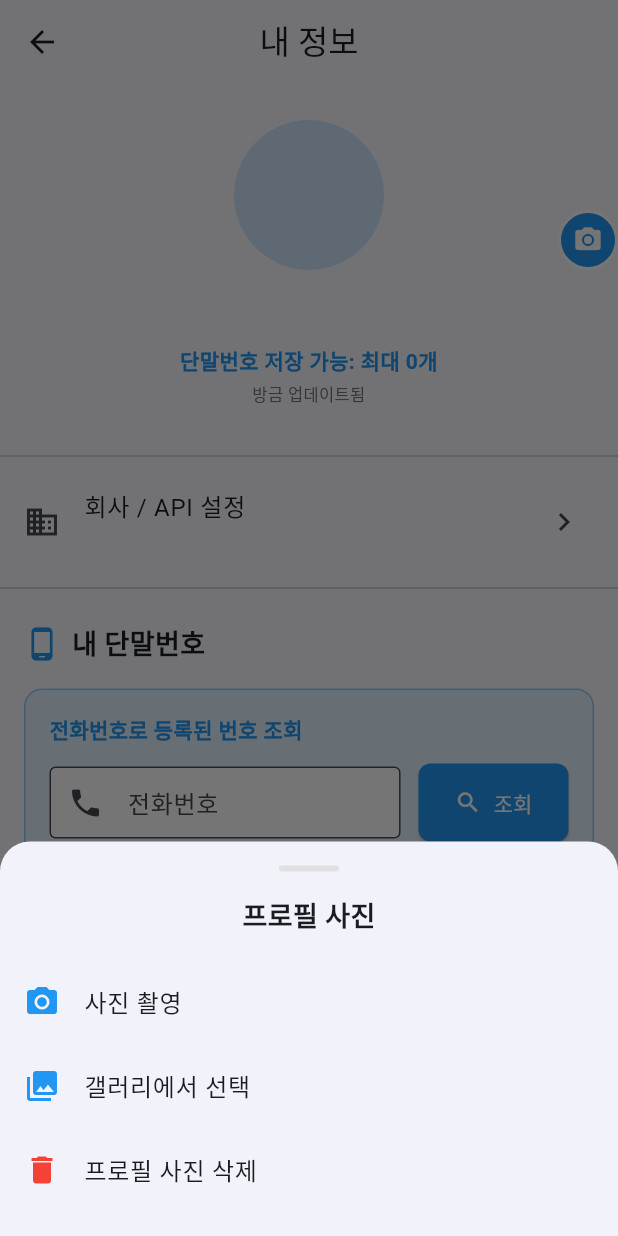
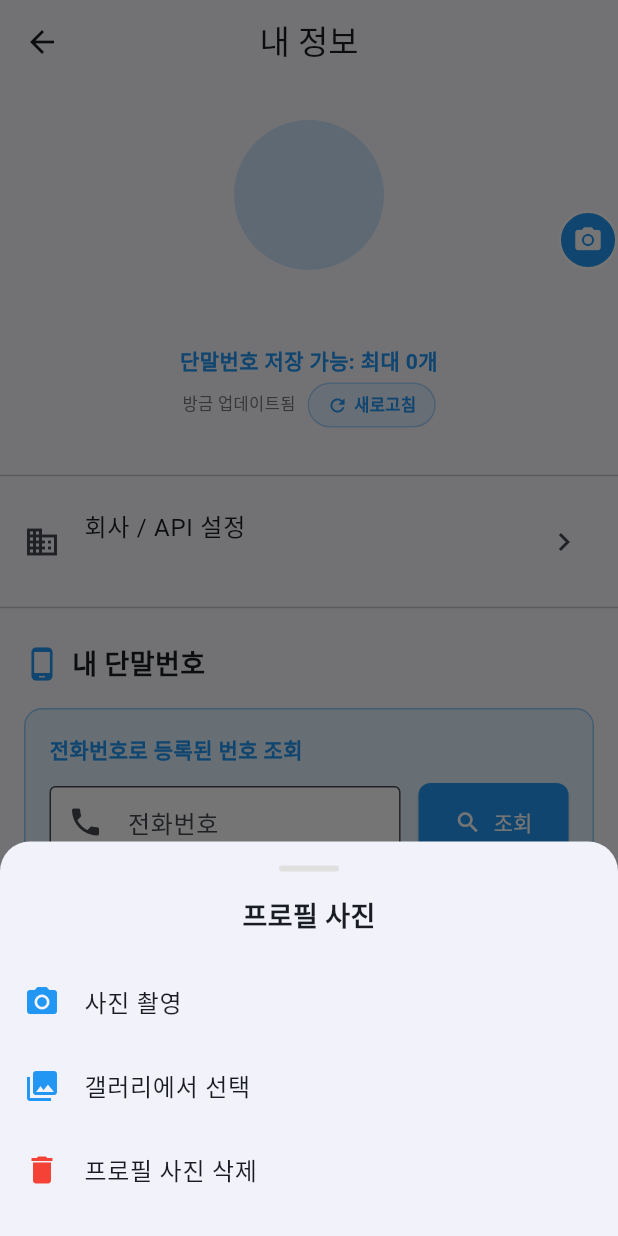
Before and after one commit to ringneck/makecall, a Flutter app: the ProfileTab screen opened directly, after a tap on the "camera alt" icon, on a phone screen of 412 x 824 dp. Run offline on Flutter 3.47's test engine with Material 3 defaults, Android fonts, the phone set to English and light mode, and no system bars; our stand-ins replace cloud_firestore, firebase_auth, firebase_core, firebase_storage, flutter_contacts, image_picker and 3 more; accounts and stored records are empty; network calls fail.

Commit message:
feat: Add manual refresh button for user data update
✨ Features:
- Add stylish manual refresh button next to timestamp in profile tab
- Implement Firestore user data refresh functionality
- Show loading state while refreshing
- Display success/error feedback with SnackBar

🎨 UI Design:
- Compact rounded button with icon and text
- Blue theme matching app color scheme
- Loading spinner animation during refresh
- Disabled state while refreshing (grey color)
- Positioned next to lastMaxExtensionsUpdate timestamp

🔧 Technical Implementation:
- Added _isRefreshing state variable
- Created _handleManualRefresh() method in profile_tab.dart
- Added refreshUserModel() public method in AuthService
- Proper error handling with try-catch
- Mounted check before setState
- User-friendly success/error messages

💡 User Experience:
- Click '새로고침' button to manually update user data from Firestore
- Shows '업데이트 중...' with spinner while loading
- Success message: '정보가 업데이트되었습니다' (green SnackBar)
- Error message with details (red SnackBar)
- Button is disabled during refresh to prevent double-clicks

🎯 Use Case:
- Users can manually refresh maxExtensions and other profile data
- Useful when admin updates user limits in Firestore
- Provides immediate feedback without restarting app
- Updates lastMaxExtensionsUpdate timestamp automatically

```diff
--- a/lib/screens/profile/profile_tab.dart
+++ b/lib/screens/profile/profile_tab.dart
@@ -19,6 +19,7 @@ class ProfileTab extends StatefulWidget {
 
 class _ProfileTabState extends State<ProfileTab> {
   bool _isSearching = false;
+  bool _isRefreshing = false;
   String? _searchError;
   final _phoneNumberController = TextEditingController();
 
@@ -40,6 +41,77 @@ class _ProfileTabState extends State<ProfileTab> {
   void dispose() {
     _phoneNumberController.dispose();
     super.dispose();
+  }
+
+  // 수동 업데이트 핸들러 (Firestore에서 사용자 데이터 새로고침)
+  Future<void> _handleManualRefresh() async {
+    if (_isRefreshing) return;
+
+    setState(() {
+      _isRefreshing = true;
+    });
+
+    try {
+      final authService = context.read<AuthService>();
+      final userId = authService.currentUser?.uid;
+
+      if (userId == null) {
+        if (kDebugMode) {
+          debugPrint('⚠️ 사용자 ID가 없어서 새로고침을 건너뜁니다');
+        }
+        return;
+      }
+
+      // Firestore에서 사용자 데이터 강제 새로고침
+      await authService.refreshUserModel();
+
+      if (kDebugMode) {
+        debugPrint('✅ 사용자 데이터 새로고침 완료');
+      }
+
+      if (mounted) {
+        ScaffoldMessenger.of(context).showSnackBar(
+          const SnackBar(
+            content: Row(
+              children: [
+                Icon(Icons.check_circle, color: Colors.white, size: 20),
+                SizedBox(width: 12),
+                Text('정보가 업데이트되었습니다'),
+              ],
+            ),
+            backgroundColor: Colors.green,
+            behavior: SnackBarBehavior.floating,
+            duration: Duration(seconds: 2),
+          ),
+        );
+      }
+    } catch (e) {
+      if (kDebugMode) {
+        debugPrint('❌ 새로고침 실패: $e');
+      }
+
+      if (mounted) {
+        ScaffoldMessenger.of(context).showSnackBar(
+          SnackBar(
+            content: Row(
+              children: [
+                const Icon(Icons.error_outline, color: Colors.white, size: 20),
+                const SizedBox(width: 12),
+                Expanded(child: Text('업데이트 실패: $e')),
+              ],
+            ),
+            backgroundColor: Colors.red,
+            behavior: SnackBarBehavior.floating,
+          ),
+        );
+      }
+    } finally {
+      if (mounted) {
+        setState(() {
+          _isRefreshing = false;
+        });
+      }
+    }
   }
 
   // 타임스탬프 포맷 함수 (한국어 형식)
@@ -200,7 +272,10 @@ class _ProfileTabState extends State<ProfileTab> {
             ),
           ),
           const SizedBox(height: 4),
-          // 마지막 업데이트 타임스탬프 표시
+          // 마지막 업데이트 타임스탬프 표시 및 수동 업데이트 버튼
+          Row(
+            mainAxisAlignment: MainAxisAlignment.center,
+            children: [
               if (userModel?.lastMaxExtensionsUpdate != null)
                 Text(
                   _formatUpdateTimestamp(userModel!.lastMaxExtensionsUpdate!),
@@ -209,6 +284,61 @@ class _ProfileTabState extends State<ProfileTab> {
                     fontSize: 11,
                     color: Colors.grey[600],
                   ),
+                ),
+              const SizedBox(width: 8),
+              // 수동 업데이트 버튼
+              InkWell(
+                onTap: _isRefreshing ? null : _handleManualRefresh,
+                borderRadius: BorderRadius.circular(20),
+                child: Container(
+                  padding: const EdgeInsets.symmetric(horizontal: 12, vertical: 6),
+                  decoration: BoxDecoration(
+                    color: _isRefreshing
+                        ? Colors.grey[300]
+                        : const Color(0xFF2196F3).withAlpha(26),
+                    borderRadius: BorderRadius.circular(20),
+                    border: Border.all(
+                      color: _isRefreshing
+                          ? Colors.grey[400]!
+                          : const Color(0xFF2196F3).withAlpha(77),
+                      width: 1,
+                    ),
+                  ),
+                  child: Row(
+                    mainAxisSize: MainAxisSize.min,
+                    children: [
+                      _isRefreshing
+                          ? SizedBox(
+                              width: 14,
+                              height: 14,
+                              child: CircularProgressIndicator(
+                                strokeWidth: 2,
+                                valueColor: AlwaysStoppedAnimation<Color>(
+                                  Colors.grey[600]!,
+                                ),
+                              ),
+                            )
+                          : Icon(
+                              Icons.refresh,
+                              size: 14,
+                              color: const Color(0xFF2196F3),
+                            ),
+                      const SizedBox(width: 4),
+                      Text(
+                        _isRefreshing ? '업데이트 중...' : '새로고침',
+                        style: TextStyle(
+                          fontSize: 11,
+                          color: _isRefreshing
+                              ? Colors.grey[600]
+                              : const Color(0xFF2196F3),
+                          fontWeight: FontWeight.w600,
+                        ),
+                      ),
+                    ],
+                  ),
+                ),
+              ),
+            ],
           ),
           const SizedBox(height: 24),
           const Divider(),
```
Also changed, not shown: lib/services/auth_service.dart (+10 -0 lines). Lines whose indentation alone changed are shown as unchanged.
